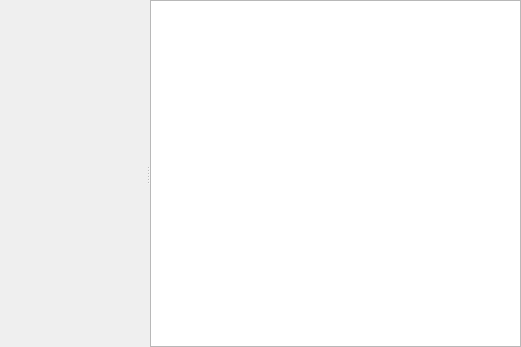
Above: apps/rivmaker/window/verticalcrosssection/verticalcrosssectionwindow.ui from i-RIC/prepost-gui before the change. Below: the same form after it.
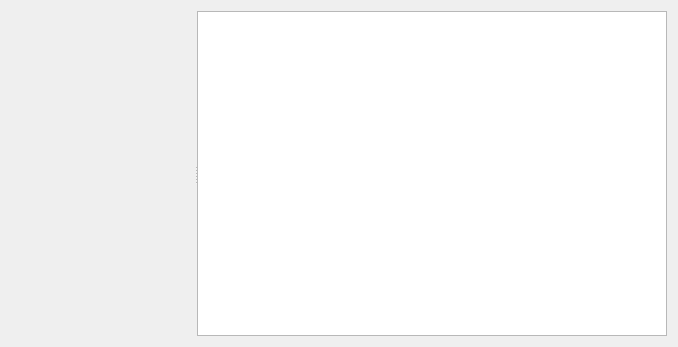
That is the form after the change. Icons and pictures are not drawn. Custom widgets are drawn as their Qt base class.

Commit message: Vertical cross section window implemented.

The edit to the form file:
```diff
--- a/apps/rivmaker/window/verticalcrosssection/verticalcrosssectionwindow.ui
+++ b/apps/rivmaker/window/verticalcrosssection/verticalcrosssectionwindow.ui
@@ -6,7 +6,7 @@
    <rect>
     <x>0</x>
     <y>0</y>
-    <width>521</width>
+    <width>678</width>
     <height>347</height>
    </rect>
   </property>
@@ -18,31 +18,16 @@
     <normaloff>:/images/iconVerticalCrosssection.png</normaloff>:/images/iconVerticalCrosssection.png</iconset>
   </property>
   <layout class="QVBoxLayout" name="verticalLayout">
-   <property name="spacing">
-    <number>0</number>
-   </property>
-   <property name="leftMargin">
-    <number>0</number>
-   </property>
-   <property name="topMargin">
-    <number>0</number>
-   </property>
-   <property name="rightMargin">
-    <number>0</number>
-   </property>
-   <property name="bottomMargin">
-    <number>0</number>
-   </property>
    <item>
     <widget class="QSplitter" name="splitter">
      <property name="orientation">
       <enum>Qt::Horizontal</enum>
      </property>
      <property name="handleWidth">
-      <number>5</number>
+      <number>3</number>
      </property>
      <widget class="QwtPlot" name="qwtWidget" native="true"/>
-     <widget class="QTableWidget" name="tableWidget"/>
+     <widget class="QTableView" name="tableView"/>
     </widget>
    </item>
   </layout>
```
The commit also changes 5 other files.
